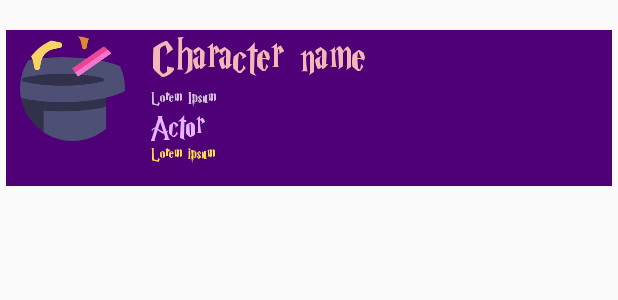
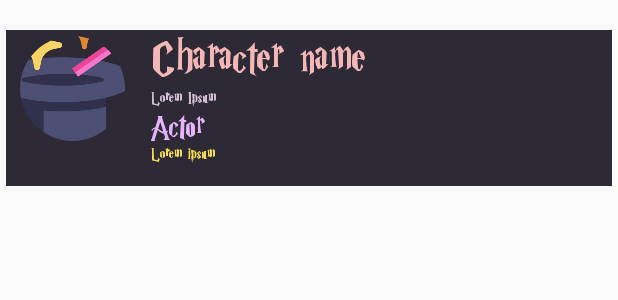
Before and after one commit to RotcehOdraude/HarryPotter, an Android app: the layout character_element.xml on its own in the app's theme, with its tools: preview values and no code run, on a phone screen of 412 x 824 dp. Shown: the top 300 px of the screen. Run offline under Robolectric (Android 15) with nearby library versions, the light colour scheme and no system bars; plain views replace RoundedImageView.

Commit message:
Ajustando color del view de cada elemento en el recyclerview

```diff
--- a/app/src/main/res/layout/character_element.xml
+++ b/app/src/main/res/layout/character_element.xml
@@ -12,7 +12,7 @@
         android:id="@+id/viewBackground"
         android:layout_width="match_parent"
         android:layout_height="0dp"
-        android:background="@color/md_theme_dark_onPrimary"
+        android:background="@color/black"
         android:paddingBottom="10dp"
         app:layout_constraintBottom_toBottomOf="parent"
         app:layout_constraintTop_toTopOf="@+id/guideline7"
--- a/app/src/main/res/values/colors.xml
+++ b/app/src/main/res/values/colors.xml
@@ -1,6 +1,6 @@
 <?xml version="1.0" encoding="utf-8"?>
 <resources>
-    <color name="black">#FF000000</color>
+    <color name="black">#2D2935</color>
     <color name="white">#FFFFFFFF</color>
 
     <color name="seed">#8836b6</color>
```
